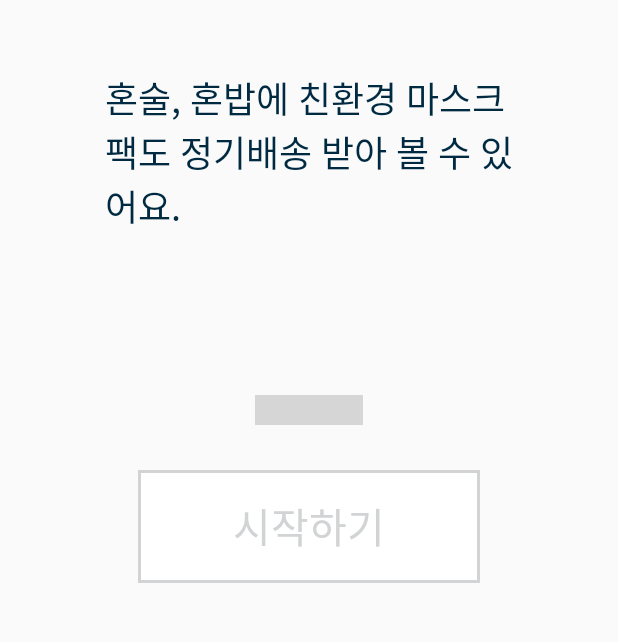
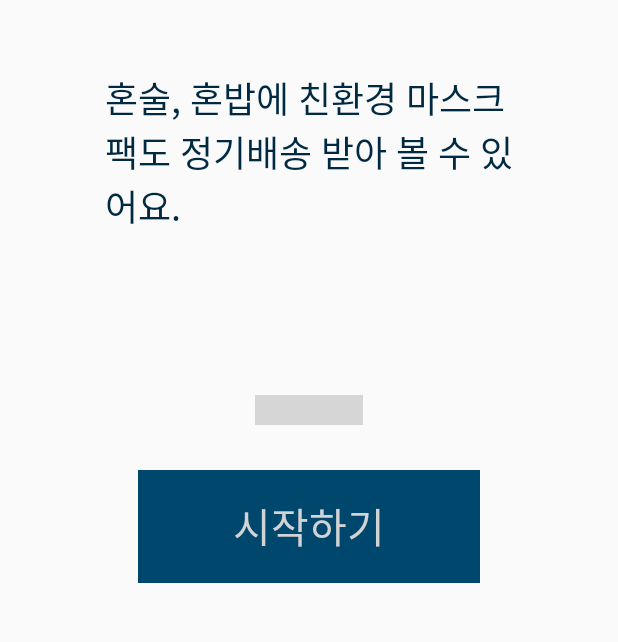
Before and after one commit to ryujw7/whatsupq, an Android app: the screen it shows after launch (TutorialActivity), tab 2 chosen, on a phone screen of 412 x 824 dp, the part 567-1209 px from its top. Run offline under Robolectric (Android 15) with nearby library versions, the light colour scheme and no system bars; 1 statement that could not run was skipped.

Commit message:
마이큐 설정, 튜토리얼 페이지 개선

```diff
--- a/app/src/main/java/com/example/whatsupq/TutorialAFragment.kt
+++ /dev/null
@@ -1,21 +0,0 @@
-package com.example.whatsupq
-
-import android.os.Bundle
-import android.view.LayoutInflater
-import android.view.View
-import android.view.ViewGroup
-import androidx.fragment.app.Fragment
-import kotlinx.android.synthetic.main.tutorial_page.*
-
-class TutorialAFragment : Fragment() {
-    override fun onCreateView(inflater: LayoutInflater, container: ViewGroup?, savedInstanceState: Bundle?): View? {
-        return inflater.inflate(R.layout.tutorial_page, container,false)
-    }
-
-    override fun onActivityCreated(savedInstanceState: Bundle?) {
-        super.onActivityCreated(savedInstanceState)
-
-        tutorial_txt.text = "어느 새 떨어져가는 물, 세제, 휴지 등 생활 필수품은 기본"
-        tutorial_img.setImageResource(R.mipmap.ic_launcher_round)
-    }
-}
--- a/app/src/main/java/com/example/whatsupq/TutorialCFragment.kt
+++ /dev/null
@@ -1,23 +0,0 @@
-package com.example.whatsupq
-
-import android.os.Bundle
-import android.view.LayoutInflater
-import android.view.View
-import android.view.ViewGroup
-import androidx.fragment.app.Fragment
-import kotlinx.android.synthetic.main.tutorial_page.*
-
-class TutorialCFragment : Fragment() {
-    override fun onCreateView(inflater: LayoutInflater, container: ViewGroup?, savedInstanceState: Bundle?): View? {
-        return inflater.inflate(R.layout.tutorial_page, container,false)
-    }
-
-    override fun onActivityCreated(savedInstanceState: Bundle?) {
-        super.onActivityCreated(savedInstanceState)
-
-        tutorial_txt.text="What's sub?\n" +
-                "왓섭큐가 도와줄게요. "
-        tutorial_img.setImageResource(R.mipmap.ic_launcher)
-
-    }
-}
--- a/app/src/main/java/com/example/whatsupq/TutorialBFragment.kt
+++ b/app/src/main/java/com/example/whatsupq/TutorialFragment.kt
@@ -7,7 +7,9 @@ import android.view.ViewGroup
 import androidx.fragment.app.Fragment
 import kotlinx.android.synthetic.main.tutorial_page.*
 
-class TutorialBFragment : Fragment() {
+class TutorialFragment(tutoText: String, resId: Int) : Fragment() {
+    private val txt = tutoText
+    private val rid = resId
     override fun onCreateView(inflater: LayoutInflater, container: ViewGroup?, savedInstanceState: Bundle?): View? {
         return inflater.inflate(R.layout.tutorial_page, container, false)
     }
@@ -15,7 +17,7 @@ class TutorialBFragment : Fragment() {
     override fun onActivityCreated(savedInstanceState: Bundle?) {
         super.onActivityCreated(savedInstanceState)
 
-        tutorial_txt.text = "혼술, 혼밥에 친환경 마스크팩도 정기배송 받아 볼 수 있어요."
-        tutorial_img.setImageResource(R.mipmap.ic_launcher)
+        tutorial_txt.text = txt
+        tutorial_img.setImageResource(rid)
     }
 }
--- a/app/src/main/java/com/example/whatsupq/TutorialViewpagerAdapter.kt
+++ b/app/src/main/java/com/example/whatsupq/TutorialViewpagerAdapter.kt
@@ -5,15 +5,12 @@ import androidx.fragment.app.FragmentManager
 import androidx.fragment.app.FragmentPagerAdapter
 
 class TutorialViewpagerAdapter(fm: FragmentManager) : FragmentPagerAdapter(fm) {
+    val text = arrayListOf("어느 새 떨어져가는 물, 세제, 휴지 등 생활 필수품은 기본","혼술, 혼밥에 친환경 마스크팩도 정기배송 받아 볼 수 있어요.","What's sub?\n왓섭큐가 도와줄게요.")
+    val res = arrayListOf(R.mipmap.ic_launcher,R.mipmap.ic_launcher,R.mipmap.ic_launcher)
     override fun getItem(position: Int): Fragment? {
-        return when (position) {
-            0 -> TutorialAFragment()
-            1 -> TutorialBFragment()
-            2 -> TutorialCFragment()
-            else -> null
-        }
+        return TutorialFragment(text[position],res[position])
     }
 
-    override fun getCount() = 3
+    override fun getCount() = text.size
 
 }
--- a/app/src/main/res/drawable/tutorial_btn.xml
+++ b/app/src/main/res/drawable/tutorial_btn.xml
@@ -1,5 +1,19 @@
 <?xml version="1.0" encoding="utf-8"?>
 <selector xmlns:android="http://schemas.android.com/apk/res/android">
+    <item>
+        <shape>
+            <solid
+                    android:color="#00476e"/>
+            <stroke
+                    android:width="2dp"
+                    android:color="#00476e"/>
+            <padding
+                    android:bottom="10dp"
+                    android:left="10dp"
+                    android:right="10dp"
+                    android:top="10dp"/>
+        </shape>
+    </item>
     <item android:state_enabled="false">
         <shape>
             <solid
@@ -14,18 +28,4 @@
                     android:top="10dp"/>
         </shape>
     </item>
-    <item>
-        <shape>
-            <solid
-                    android:color="#00476e"/>
-            <stroke
-                    android:width="2dp"
-                    android:color="#00476e"/>
-            <padding
-                    android:bottom="10dp"
-                    android:left="10dp"
-                    android:right="10dp"
-                    android:top="10dp"/>
-        </shape>
-    </item>
 </selector>
```
Also changed, not shown: app/src/main/java/com/example/whatsupq/MyPageFragment.kt (added, +13 -0 lines), app/src/main/res/drawable/profile_border.xml (added, +10 -0 lines), app/src/main/res/layout/fragment_mypage.xml (added, +77 -0 lines), app/src/main/res/layout/mypage_notfound.xml (added, +10 -0 lines), app/src/main/res/drawable-hdpi/forward.png (added), app/src/main/res/drawable-mdpi/forward.png (added), app/src/main/res/drawable-xhdpi/forward.png (added), app/src/main/res/drawable-xxhdpi/forward.png (added), app/src/main/res/drawable-xxxhdpi/forward.png (added).
